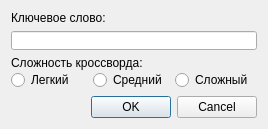
Telegrammer/Crossword-generator, file UI/raw/GenerateDialogWindow.ui: the form before one commit.
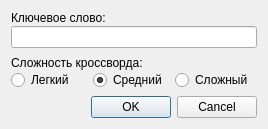
The form after the commit.

Commit message: +Минимальный функционал для интерфейса

```diff
--- a/UI/raw/GenerateDialogWindow.ui
+++ b/UI/raw/GenerateDialogWindow.ui
@@ -35,7 +35,7 @@
    <item>
     <layout class="QVBoxLayout" name="verticalLayout">
      <property name="spacing">
-      <number>6</number>
+      <number>1</number>
      </property>
      <item>
       <layout class="QHBoxLayout" name="horizontalLayout">
@@ -88,6 +88,9 @@
          <property name="text">
           <string>Средний</string>
          </property>
+         <property name="checked">
+          <bool>true</bool>
+         </property>
         </widget>
        </item>
        <item>
```
Left out of the diff: 4 changed lines with no effect on the pictures. Lines whose indentation alone changed are shown as unchanged. The commit also changes 6 other files.
